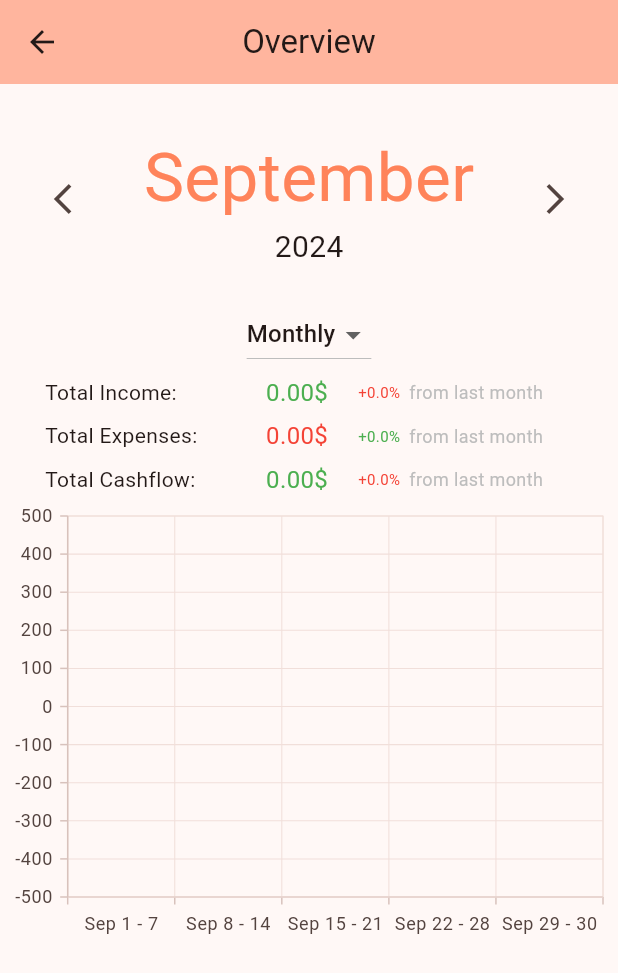
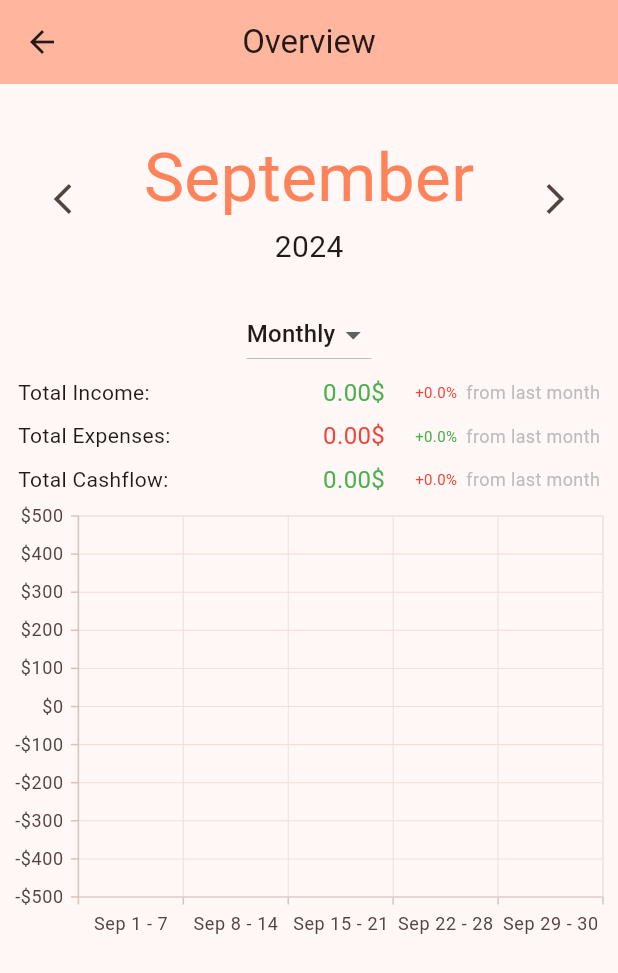
Before and after one commit to KushParmar07/Econowise, a Flutter app: the CashflowPage screen opened directly, after a tap on the "arrow forward ios" icon, on a phone screen of 412 x 824 dp. Shown: the top 973 px of the screen. Run offline on Flutter 3.47's test engine with Material 3 defaults, Android fonts, the phone set to English and light mode, and no system bars; our stand-ins replace flutter_colorpicker, fluttertoast, percent_indicator, syncfusion_flutter_charts.

Commit message:
Formatting Fixes

```diff
--- a/lib/cashflow_files/cashflow_page.dart
+++ b/lib/cashflow_files/cashflow_page.dart
@@ -63,6 +63,15 @@ class _CashflowPageState extends State<CashflowPage> {
                     minimum: axisRange.$1,
                     maximum: axisRange.$2,
                     interval: axisRange.$3,
+                    labelFormat: '{value}', // Display the raw value
+                    numberFormat: NumberFormat.compactCurrency(
+                      // Use compact currency formatting
+                      symbol: '\$',
+                      decimalDigits: 0, // No decimal places
+                    ),
+                    labelStyle: const TextStyle(
+                        overflow: TextOverflow
+                            .visible), // Allow labels to overflow and wrap
                   ),
                   series: chartSeries,
                   onSelectionChanged: (SelectionArgs args) {
@@ -540,7 +549,7 @@ Widget financialSummaryRow({
           : Colors.red;
 
   return Padding(
-    padding: const EdgeInsets.fromLTRB(30, 3, 50, 3),
+    padding: const EdgeInsets.fromLTRB(12, 3, 12, 3),
     child: Row(
       mainAxisAlignment: MainAxisAlignment.spaceBetween,
       children: [
@@ -551,7 +560,7 @@ Widget financialSummaryRow({
         Row(
           children: [
             Text(
-              "${value.toStringAsFixed(2)}\$",
+              formatFinancial(value) + "\$",
               style: TextStyle(
                 fontSize: 16,
                 color: valueColor,
@@ -581,6 +590,18 @@ Widget financialSummaryRow({
   );
 }
 
+String formatFinancial(num value) {
+  if (value == 0) return "0.00";
+
+  final suffixes = ['', 'K', 'M', 'B', 'T'];
+  var magnitude = 0;
+  while (value.abs() >= 1000) {
+    magnitude += 1;
+    value /= 1000;
+  }
+  return '${value.toStringAsFixed(2)}${suffixes[magnitude]}';
+}
+
 class ChartData {
   final String x;
   final num y;
--- a/lib/transaction_files/create_transaction.dart
+++ b/lib/transaction_files/create_transaction.dart
@@ -346,6 +346,7 @@ class _TransactionScreenState extends State<TransactionScreen> {
         SizedBox(
           height: 60,
           child: TextField(
+            maxLength: 12,
             controller: _transactionAmountController,
             decoration: InputDecoration(
               hintText: '\$0.00',
```
